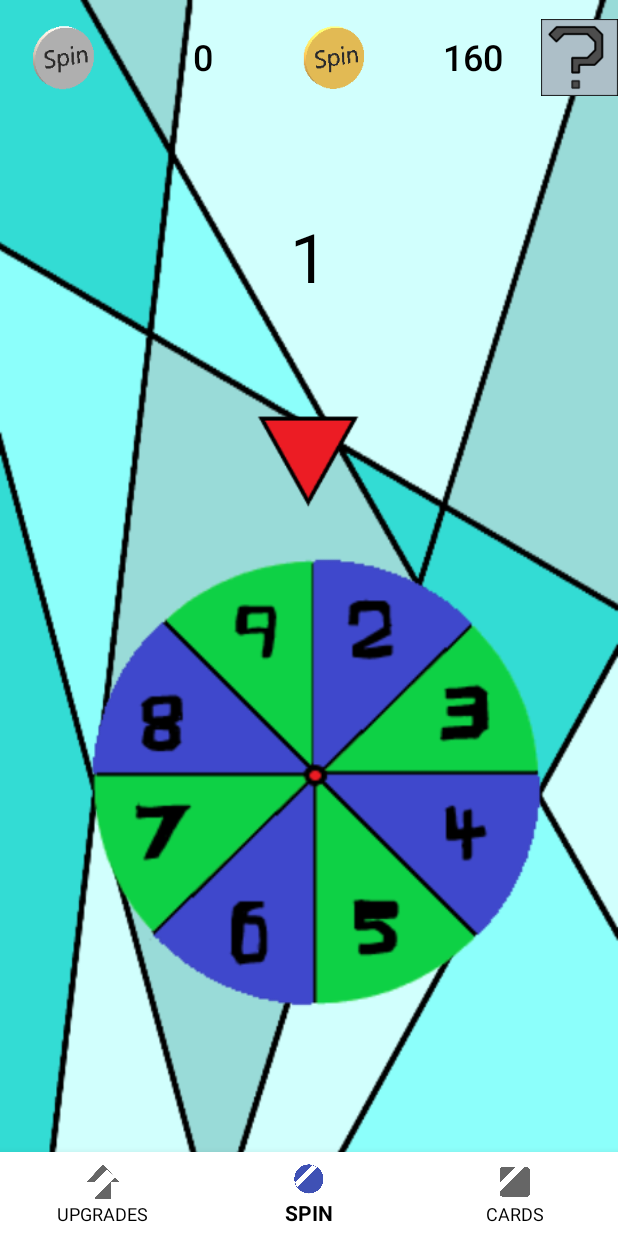
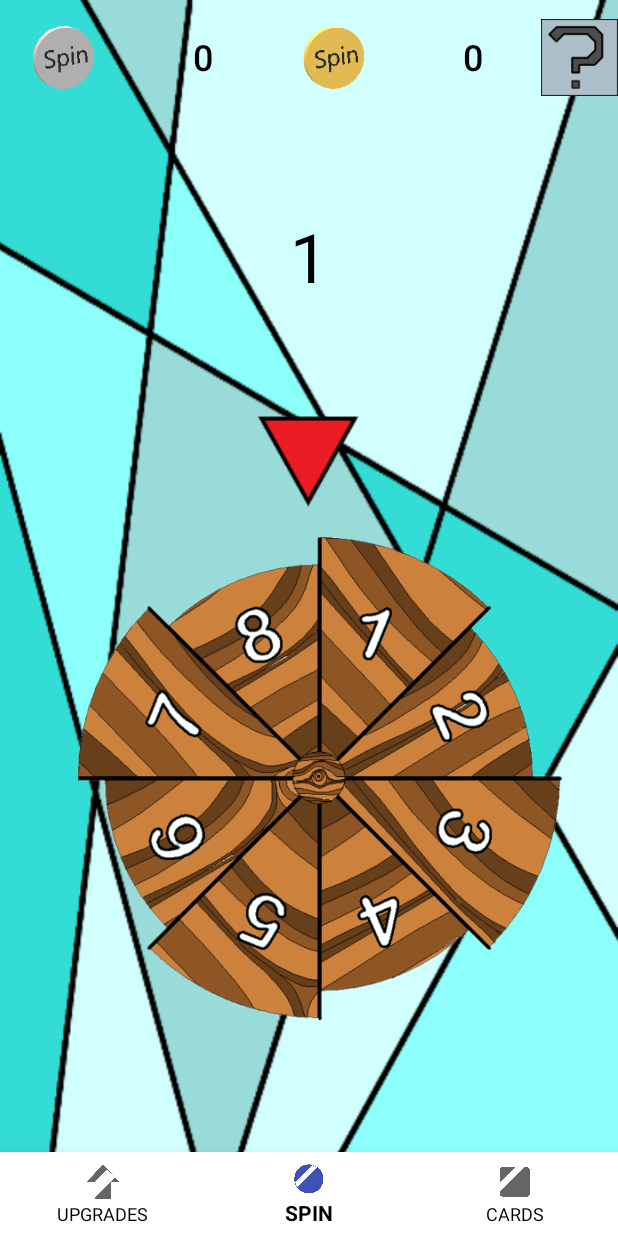
Before and after one commit to Dev-Luke-A/Animation, an Android app: the MainActivity screen opened directly, with no data from a screen before it, on a phone screen of 412 x 824 dp. Run offline under Robolectric (Android 15) with nearby library versions, the phone set to English and light mode, and no system bars.

Commit message:
small changes

```diff
--- a/app/src/main/java/com/pointless/spinthewheel/MainActivity.java
+++ b/app/src/main/java/com/pointless/spinthewheel/MainActivity.java
@@ -1,5 +1,6 @@
 package com.pointless.spinthewheel;
 
+import android.annotation.SuppressLint;
 import android.support.v4.app.Fragment;
 import android.content.Context;
 import android.content.Intent;
@@ -83,6 +84,7 @@ public class MainActivity extends AppCompatActivity {
     int first;
     int selgrag;
 
+    @SuppressLint("SourceLockedOrientationActivity")
     @Override
     protected void onCreate(Bundle savedInstanceState) {
         super.onCreate(savedInstanceState);
@@ -196,7 +198,7 @@ public class MainActivity extends AppCompatActivity {
         progress = (mPrefs.getInt("progress", 0));
        // pcoins= (mPrefs.getInt("pcoins", 1));
         pcoins = 10;
-        wheel = mPrefs.getInt("wheel", 1);
+        wheel = mPrefs.getInt("wheel", 0);
 
 
 
@@ -213,7 +215,7 @@ public class MainActivity extends AppCompatActivity {
 
 
         NumScore = (mPrefs.getFloat("silvercoins", 0));
-        GoldCoins = (mPrefs.getFloat("goldcoins", 160));
+        GoldCoins = (mPrefs.getFloat("goldcoins", 0));
 
         silvernumbers = (mPrefs.getInt("silvernumbers", 0));
         silverspeed = (mPrefs.getInt("silverspeed", 0));
@@ -231,7 +233,7 @@ public class MainActivity extends AppCompatActivity {
     }
 
 
-
+////////////////////////////TESTTTTTTTTTTTTTTTTTTTTTTTTTTTTTTTTTTTTT??///////////////////
 
     public static String Realnum(float fl) {
         char[] suffix = {' ', 'k', 'M', 'B', 'T', 'Q', 'P'};
@@ -275,7 +277,8 @@ public static void put(float n, int l, int p, double c){
 
 
 
-    SharedPreferences.Editor mEditor = mPrefs.edit();
+
+    NumScore = n;  SharedPreferences.Editor mEditor = mPrefs.edit();
     mEditor.putInt("spins", spins).apply();
     mEditor.putInt("wheel", wheel).apply();
     mEditor.putFloat("coinvalue", (float) c);
@@ -283,7 +286,6 @@ public static void put(float n, int l, int p, double c){
     mEditor.putInt("level", l).apply();
     mEditor.putInt("progress", p).apply();
 
-    NumScore = n;
     level = l;
     progress = p;
     coinvalue = c;
```
